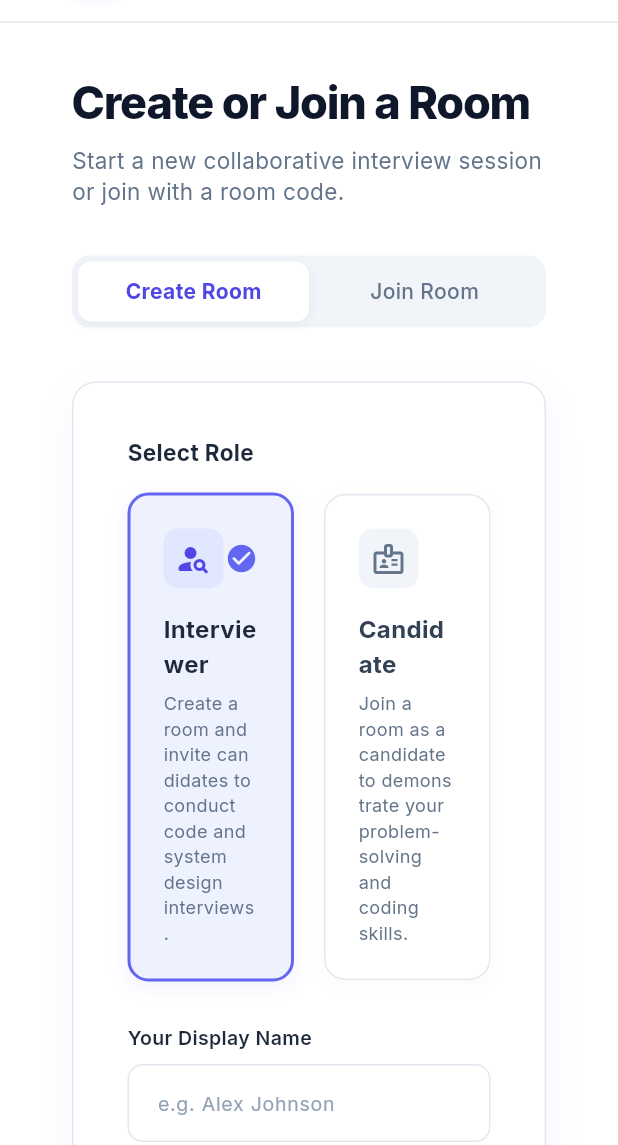
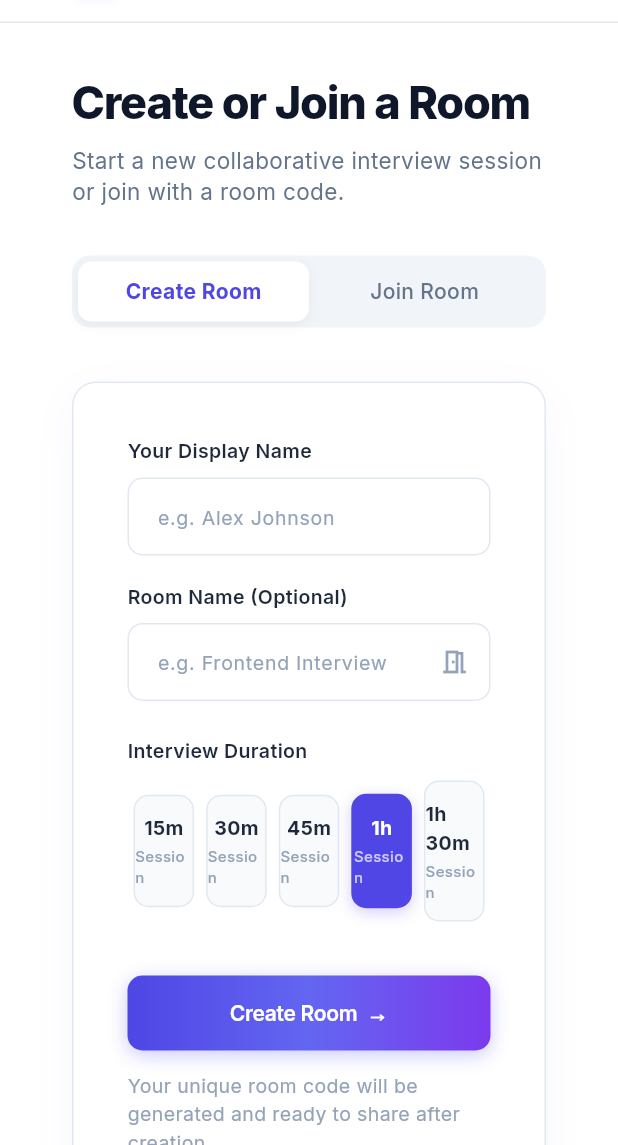
Before and after one commit to SabhyataC/pairspace, a Flutter app: the RoomSetupScreen screen opened directly with empty values, on a phone screen of 412 x 824 dp, the part 91-1236 px from its top. Run offline on Flutter 3.47's test engine with Material 3 defaults, Android fonts, the phone set to English and light mode, and no system bars; our stand-ins replace clock, google_fonts, shared_preferences, web; missing offline and left inert: dart:js_interop, flutter_driver, flutter_monaco, flutter_webrtc, serverpod, serverpod_auth_core_client and 7 more; accounts and stored records are empty; statements that could not run were skipped.

Commit message:
Recap UI and Minor Changes

```diff
--- a/pairspace_flutter/lib/main.dart
+++ b/pairspace_flutter/lib/main.dart
@@ -2,7 +2,7 @@ import 'package:flutter/material.dart';
 import 'package:google_fonts/google_fonts.dart';
 
 import 'package:serverpod_auth_idp_flutter/serverpod_auth_idp_flutter.dart';
-
+import 'package:shared_preferences/shared_preferences.dart';
 import 'client.dart';
 import 'theme/pairspace_colors.dart';
 import 'screens/landing_screen.dart';
@@ -16,7 +16,19 @@ void main() async {
   } catch (e) {
     debugPrint('Serverpod client initialize warning: $e');
   }
-  runApp(const MyApp());
+  final hasSavedRoom = await _hasSavedRoom();
+  runApp(MyApp(startInApp: hasSavedRoom));
+}
+
+/// True if a meeting was saved from an earlier visit, so a refresh can skip
+/// the landing page. (Same key RoomScreen uses to save/restore the session.)
+Future<bool> _hasSavedRoom() async {
+  try {
+    final prefs = await SharedPreferences.getInstance();
+    return (prefs.getString('pairspace_roomCode') ?? '').isNotEmpty;
+  } catch (_) {
+    return false;
+  }
 }
 
 ThemeData _buildTheme(Brightness brightness) {
@@ -33,14 +45,16 @@ ThemeData _buildTheme(Brightness brightness) {
 }
 
 class MyApp extends StatefulWidget {
-  const MyApp({super.key});
+  const MyApp({super.key, this.startInApp = false});
+
+  final bool startInApp;
 
   @override
   State<MyApp> createState() => _MyAppState();
 }
 
 class _MyAppState extends State<MyApp> {
-  bool _showLanding = true;
+  late bool _showLanding = !widget.startInApp;
 
   @override
   Widget build(BuildContext context) {
@@ -64,6 +78,11 @@ class _MyAppState extends State<MyApp> {
                   try {
                     await client.auth.signOutDevice();
                   } catch (_) {}
+                  try {
+                    final prefs = await SharedPreferences.getInstance();
+                    await prefs.remove('pairspace_roomCode');
+                    await prefs.remove('pairspace_displayName');
+                  } catch (_) {}
                   if (mounted) {
                     setState(() => _showLanding = true);
                   }
--- a/pairspace_flutter/lib/screens/room_setup_screen.dart
+++ b/pairspace_flutter/lib/screens/room_setup_screen.dart
@@ -3,6 +3,7 @@ import 'package:flutter/services.dart';
 import 'package:pairspace_client/pairspace_client.dart';
 import '../widgets/pairspace_logo.dart';
 import '../widgets/buttons.dart';
+import '../client.dart';
 
 class RoomSetupScreen extends StatefulWidget {
   final Future<void> Function(String name, int minutes) onCreateRoom;
@@ -12,6 +13,7 @@ class RoomSetupScreen extends StatefulWidget {
   final Future<void> Function()? onRejoinActiveRoom;
   final List<Room> pastRooms;
   final Future<void> Function(int roomId)? onOpenRecap;
+  final Future<void> Function()? onSignOut;
 
   const RoomSetupScreen({
     super.key,
@@ -22,6 +24,7 @@ class RoomSetupScreen extends StatefulWidget {
     this.onRejoinActiveRoom,
     this.pastRooms = const [],
     this.onOpenRecap,
+    this.onSignOut,
   });
 
   @override
@@ -30,9 +33,24 @@ class RoomSetupScreen extends StatefulWidget {
 
 class _RoomSetupScreenState extends State<RoomSetupScreen> {
   bool _isCreateTab = true;
-  bool _isInterviewer = true;
+  // bool _isInterviewer = true;
   int _durationMinutes = 60;
   bool _isLoading = false;
+
+  String? _email;
+
+  @override
+  void initState() {
+    super.initState();
+    _loadEmail();
+  }
+
+  Future<void> _loadEmail() async {
+    try {
+      final email = await client.account.myEmail();
+      if (mounted) setState(() => _email = email);
+    } catch (_) {}
+  }
 
   final _roomNameController = TextEditingController();
   final _joinCodeController = TextEditingController();
@@ -62,7 +80,7 @@ class _RoomSetupScreenState extends State<RoomSetupScreen> {
   }
 
   Future<void> _handleJoin() async {
-    final code = _joinCodeController.text.trim().toUpperCase();
+    final code = _joinCodeController.text.trim();
     if (code.isEmpty) {
       ScaffoldMessenger.of(context).showSnackBar(
         const SnackBar(content: Text('Please enter a room code')),
@@ -198,7 +216,75 @@ class _RoomSetupScreenState extends State<RoomSetupScreen> {
             ],
           ),
           // User avatar
-          Container(
+          // User menu: email + sign out
+          PopupMenuButton<String>(
+            tooltip: 'Account',
+            offset: const Offset(0, 48),
+            color: Colors.white,
+            elevation: 6,
+            shape: RoundedRectangleBorder(
+              borderRadius: BorderRadius.circular(12),
+              side: const BorderSide(color: Color(0xFFE2E8F0)),
+            ),
+            onSelected: (value) {
+              if (value == 'signout') widget.onSignOut?.call();
+            },
+            itemBuilder: (context) => [
+              PopupMenuItem<String>(
+                enabled: false,
+                child: ConstrainedBox(
+                  constraints: const BoxConstraints(maxWidth: 240),
+                  child: Column(
+                    crossAxisAlignment: CrossAxisAlignment.start,
+                    children: [
+                      const Text(
+                        'Signed in as',
+                        style: TextStyle(
+                          fontSize: 11,
+                          fontWeight: FontWeight.w600,
+                          color: Color(0xFF94A3B8),
+                        ),
+                      ),
+                      const SizedBox(height: 2),
+                      Text(
+                        _email ?? 'Signed in',
+                        maxLines: 1,
+                        overflow: TextOverflow.ellipsis,
+                        style: const TextStyle(
+                          fontSize: 13,
+                          fontWeight: FontWeight.w600,
+                          color: Color(0xFF0F172A),
+                        ),
+                      ),
+                    ],
+                  ),
+                ),
+              ),
+              const PopupMenuDivider(),
+              if (widget.onSignOut != null)
+                const PopupMenuItem<String>(
+                  value: 'signout',
+                  child: Row(
+                    children: [
+                      Icon(
+                        Icons.logout_rounded,
+                        size: 18,
+                        color: Color(0xFFEF4444),
+                      ),
+                      SizedBox(width: 10),
+                      Text(
+                        'Sign out',
+                        style: TextStyle(
+                          fontSize: 13,
+                          fontWeight: FontWeight.w600,
+                          color: Color(0xFFEF4444),
+                        ),
+                      ),
+                    ],
+                  ),
+                ),
+            ],
+            child: Container(
               padding: const EdgeInsets.all(2),
               decoration: BoxDecoration(
                 shape: BoxShape.circle,
@@ -208,6 +294,7 @@ class _RoomSetupScreenState extends State<RoomSetupScreen> {
                 radius: 16,
                 backgroundColor: Color(0xFFEEF2FF),
                 child: Icon(Icons.person, color: Color(0xFF6366F1), size: 20),
+              ),
             ),
           ),
         ],
@@ -277,44 +364,6 @@ class _RoomSetupScreenState extends State<RoomSetupScreen> {
     return Column(
       crossAxisAlignment: CrossAxisAlignment.start,
       children: [
-        const Text(
-          'Select Role',
-          style: TextStyle(
-            fontSize: 15,
-            fontWeight: FontWeight.w700,
-            color: Color(0xFF1E293B),
-          ),
-        ),
-        const SizedBox(height: 16),
-
-        // Role cards: Interviewer and Candidate (Expanded side by side)
-        Row(
-          children: [
-            Expanded(
-              child: _roleCard(
-                title: 'Interviewer',
-                desc:
-                    'Create a room and invite candidates to conduct code and system design interviews.',
-                icon: Icons.person_search_rounded,
-                selected: _isInterviewer,
-                onTap: () => setState(() => _isInterviewer = true),
-              ),
-            ),
-            const SizedBox(width: 20),
-            Expanded(
-              child: _roleCard(
-                title: 'Candidate',
-                desc:
-                    'Join a room as a candidate to demonstrate your problem-solving and coding skills.',
-                icon: Icons.badge_outlined,
-                selected: !_isInterviewer,
-                onTap: () => setState(() => _isInterviewer = false),
-              ),
-            ),
-          ],
-        ),
-        const SizedBox(height: 28),
-
         // Display Name & Room Name in responsive 2-column or 1-column layout
         LayoutBuilder(
           builder: (context, constraints) {
@@ -576,9 +625,9 @@ class _RoomSetupScreenState extends State<RoomSetupScreen> {
         const SizedBox(height: 8),
         TextField(
           controller: _joinCodeController,
-          textCapitalization: TextCapitalization.characters,
+          // textCapitalization: TextCapitalization.characters,
           decoration: InputDecoration(
-            hintText: 'e.g. ABC123',
+            hintText: 'Paste the room code',
             hintStyle: const TextStyle(color: Color(0xFF94A3B8), fontSize: 13),
             suffixIcon: const Icon(
               Icons.vpn_key_outlined,
@@ -621,91 +670,6 @@ class _RoomSetupScreenState extends State<RoomSetupScreen> {
           ),
         ),
       ],
-    );
-  }
-
-  Widget _roleCard({
-    required String title,
-    required String desc,
-    required IconData icon,
-    required bool selected,
-    required VoidCallback onTap,
-  }) {
-    return GestureDetector(
-      onTap: onTap,
-      child: AnimatedContainer(
-        duration: const Duration(milliseconds: 180),
-        padding: const EdgeInsets.all(22),
-        decoration: BoxDecoration(
-          color: selected ? const Color(0xFFEEF2FF) : Colors.white,
-          borderRadius: BorderRadius.circular(14),
-          border: Border.all(
-            color: selected ? const Color(0xFF6366F1) : const Color(0xFFE2E8F0),
-            width: selected ? 2 : 1,
-          ),
-          boxShadow: [
-            BoxShadow(
-              color: selected
-                  ? const Color(0xFF6366F1).withValues(alpha: 0.1)
-                  : Colors.black.withValues(alpha: 0.02),
-              blurRadius: 10,
-              offset: const Offset(0, 3),
-            ),
-          ],
-        ),
-        child: Column(
-          crossAxisAlignment: CrossAxisAlignment.start,
-          children: [
-            Row(
-              mainAxisAlignment: MainAxisAlignment.spaceBetween,
-              children: [
-                Container(
-                  padding: const EdgeInsets.all(8),
-                  decoration: BoxDecoration(
-                    color: selected
-                        ? const Color(0xFFE0E7FF)
-                        : const Color(0xFFF1F5F9),
-                    borderRadius: BorderRadius.circular(10),
-                  ),
-                  child: Icon(
-                    icon,
-                    color: selected
-                        ? const Color(0xFF4F46E5)
-                        : const Color(0xFF64748B),
-                    size: 24,
-                  ),
-                ),
-                if (selected)
-                  const Icon(
-                    Icons.check_circle_rounded,
-                    color: Color(0xFF6366F1),
-                    size: 22,
-                  ),
-              ],
-            ),
-            const SizedBox(height: 16),
-            Text(
-              title,
-              style: TextStyle(
-                fontSize: 16,
-                fontWeight: FontWeight.w700,
-                color: selected
-                    ? const Color(0xFF1E293B)
-                    : const Color(0xFF334155),
-              ),
-            ),
-            const SizedBox(height: 6),
-            Text(
-              desc,
-              style: const TextStyle(
-                fontSize: 12,
-                color: Color(0xFF64748B),
-                height: 1.4,
-              ),
-            ),
-          ],
-        ),
-      ),
     );
   }
 
--- /dev/null
+++ b/pairspace_server/lib/src/auth/account_endpoint.dart
@@ -0,0 +1,17 @@
+import 'package:serverpod/serverpod.dart';
+import 'package:serverpod_auth_idp_server/core.dart';
+
+class AccountEndpoint extends Endpoint {
+  @override
+  bool get requireLogin => true;
+
+  /// The signed-in user's own email, or null if their profile has none.
+  Future<String?> myEmail(Session session) async {
+    final profile = await AuthServices.instance.userProfiles
+        .maybeFindUserProfileByUserId(
+          session,
+          session.authenticated!.authUserId,
+        );
+    return profile?.email;
+  }
+}
--- a/pairspace_server/lib/src/code/run_endpoint.dart
+++ b/pairspace_server/lib/src/code/run_endpoint.dart
@@ -133,12 +133,13 @@ class RunEndpoint extends Endpoint {
           .post(
             Uri.parse('$_baseUrl/submissions?base64_encoded=false'),
             headers: {'Content-Type': 'application/json'},
+
             body: jsonEncode({
               'source_code': code,
               'language_id': languageId,
               'cpu_time_limit': 3,
               'memory_limit': 128000,
-              if (stdin != null) 'stdin': stdin,
+              if (stdin case final input?) 'stdin': input,
             }),
           )
           .timeout(const Duration(seconds: 15));
```
Also changed, not shown: pairspace_client/lib/src/protocol/client.dart (+19 -0 lines), pairspace_flutter/lib/screens/room_screen.dart (+23 -11 lines), pairspace_server/lib/src/generated/endpoints.dart, pairspace_server/lib/src/generated/protocol.yaml, 2 other files. Lines whose indentation alone changed are shown as unchanged.
